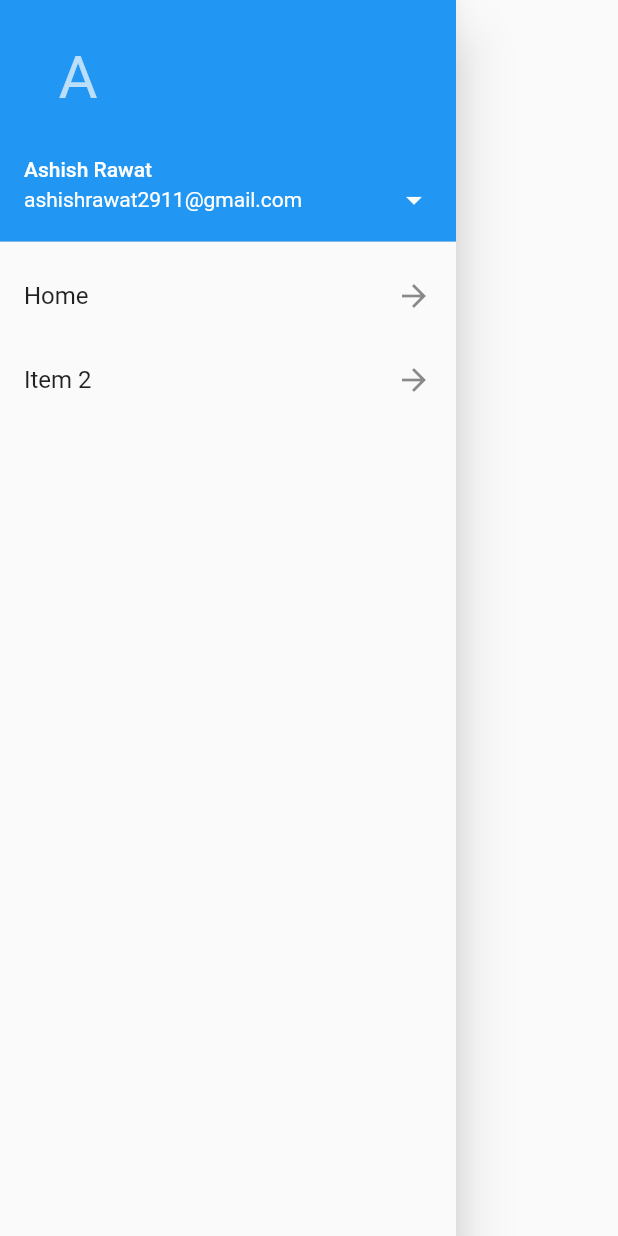
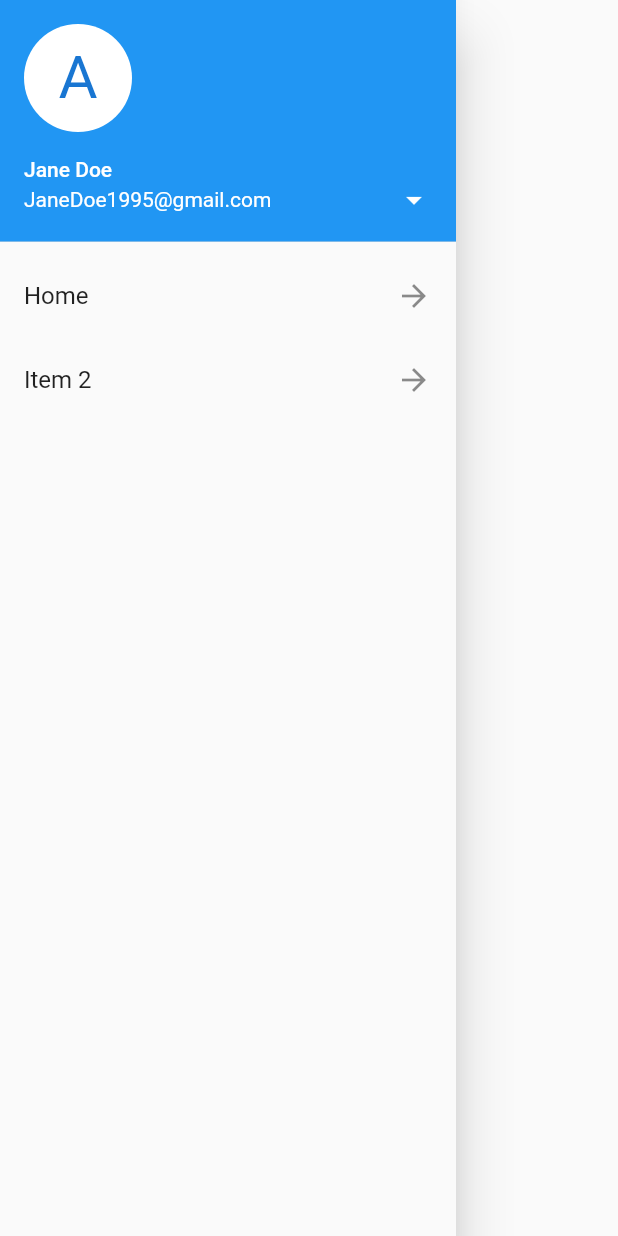
Before and after one commit to Daanvdjagt/FitAiMobile, a Flutter app: the Navbar widget shown alone on an empty page, opened directly, on a phone screen of 412 x 824 dp. Run offline on Flutter 3.47's test engine with Material 2 defaults, Android fonts, the phone set to English and light mode, and no system bars; network calls fail.

Commit message:
feat: add profile page refactor: change name user

```diff
--- a/lib/app/navbar.dart
+++ b/lib/app/navbar.dart
@@ -35,13 +35,11 @@ class Navbar extends StatelessWidget {
         child: ListView(
           children: <Widget>[
             UserAccountsDrawerHeader(
-              accountName: Text("Ashish Rawat"),
-              accountEmail: Text("ashishrawat2911@gmail.com"),
+              accountName: Text("Jane Doe"),
+              accountEmail: Text("JaneDoe1995@gmail.com"),
               currentAccountPicture: CircleAvatar(
                 backgroundColor:
-                    Theme.of(context).platform == TargetPlatform.iOS
-                        ? Colors.white
-                        : Colors.blue,
+                    Colors.white,
                 child: Text(
                   "A",
                   style: TextStyle(fontSize: 40.0),
```
Also changed, not shown: lib/app/screens/profile.dart (added, +77 -0 lines), pubspec.lock, 2 other files.
